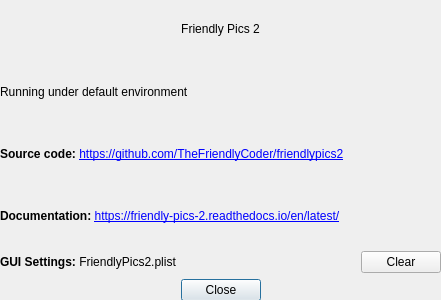
This is src/friendlypics2/data/ui/about_dlg.ui in TheFriendlyCoder/friendlypics2 as Qt 5 draws it before an edit. The edited form follows.
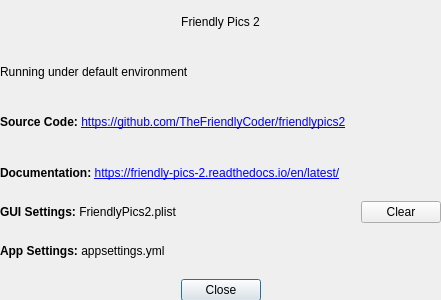
This is the edited form.

Commit message: Fixes #18 Added support for application settings

```diff
--- a/src/friendlypics2/data/ui/about_dlg.ui
+++ b/src/friendlypics2/data/ui/about_dlg.ui
@@ -49,7 +49,7 @@
     <item>
      <widget class="QLabel" name="source_label">
       <property name="text">
-       <string>&lt;b&gt;Source code:&lt;/b&gt; &lt;a href=&quot;https://github.com/TheFriendlyCoder/friendlypics2&quot;&gt;https://github.com/TheFriendlyCoder/friendlypics2&lt;/a&gt;</string>
+       <string>&lt;b&gt;Source Code:&lt;/b&gt; &lt;a href=&quot;https://github.com/TheFriendlyCoder/friendlypics2&quot;&gt;https://github.com/TheFriendlyCoder/friendlypics2&lt;/a&gt;</string>
       </property>
       <property name="textFormat">
        <enum>Qt::AutoText</enum>
@@ -120,6 +120,19 @@
       </item>
      </layout>
     </item>
+    <item>
+     <widget class="QLabel" name="app_settings_label">
+      <property name="text">
+       <string>&lt;b&gt;App Settings:&lt;/b&gt;  appsettings.yml</string>
+      </property>
+      <property name="wordWrap">
+       <bool>true</bool>
+      </property>
+      <property name="textInteractionFlags">
+       <set>Qt::LinksAccessibleByMouse|Qt::TextSelectableByKeyboard|Qt::TextSelectableByMouse</set>
+      </property>
+     </widget>
+    </item>
     <item>
      <widget class="QDialogButtonBox" name="buttonBox">
       <property name="orientation">
```
Left out of the diff: 12 changed lines with no effect on the pictures. The commit also changes 9 other files.
